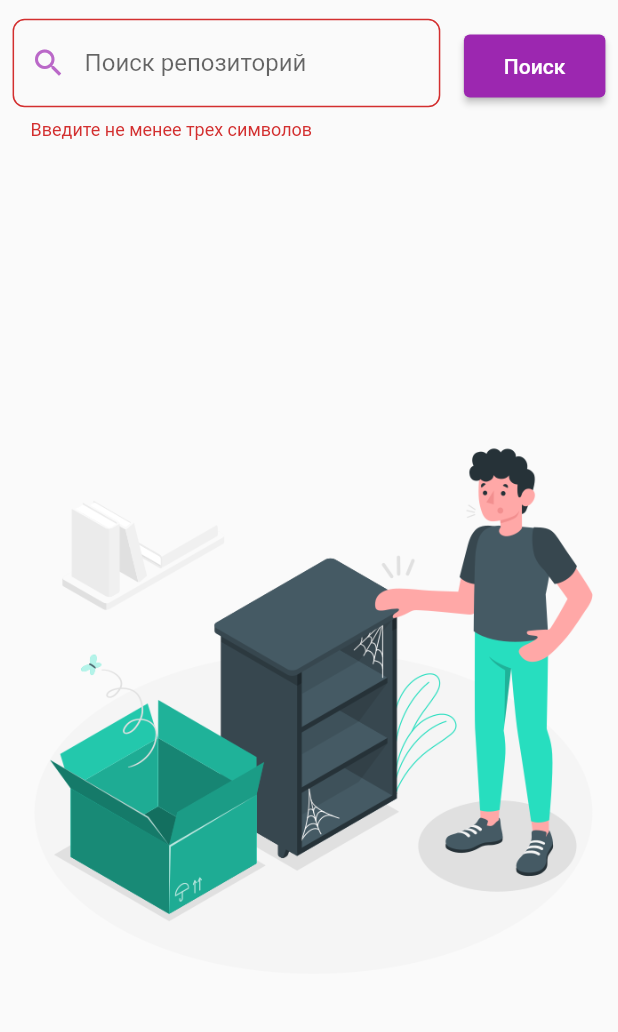
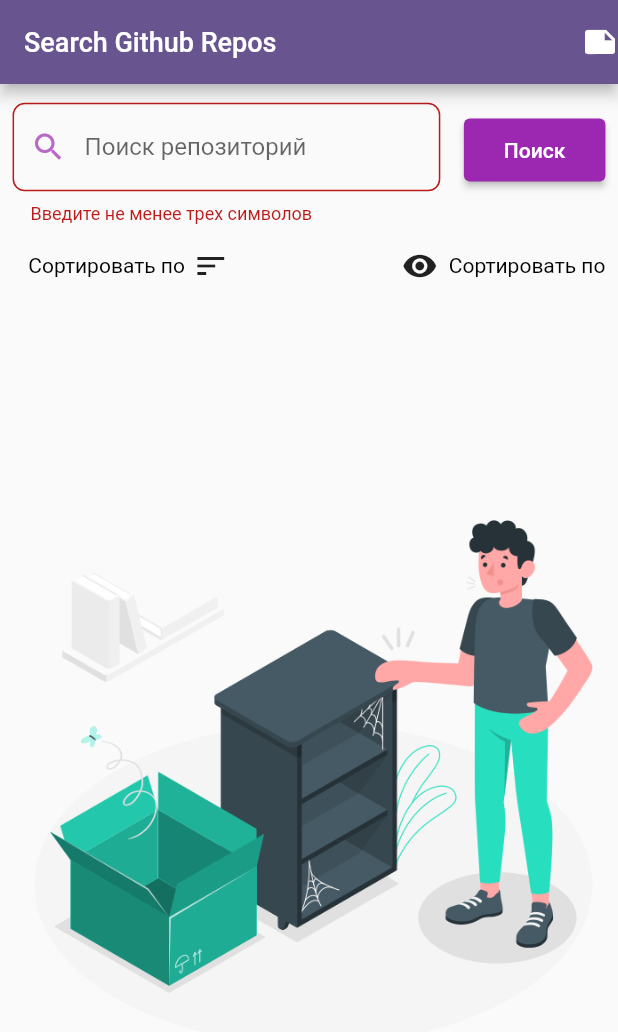
Before and after one commit to UKhurshed/search_github_repos, a Flutter app: the screen it shows after launch, after a tap on "Поиск", on a phone screen of 412 x 824 dp. Shown: the top 1032 px of the screen. Run offline on Flutter 3.47's test engine with Material 2 defaults, Android fonts, the phone set to English and light mode, and no system bars; our stand-ins replace bloc, bloc_concurrency, dio, flutter_bloc, freezed_annotation, get_it and 1 more; missing offline and left inert: drift_db_viewer, flutter_inappwebview; accounts and stored records are empty; generated files the repository leaves out were written again.

```diff
--- a/lib/core/dependencies/service_locator.dart
+++ b/lib/core/dependencies/service_locator.dart
@@ -1,17 +1,36 @@
 import 'package:flutter/cupertino.dart';
 import 'package:flutter_gen/gen_l10n/app_localizations.dart';
 import 'package:get_it/get_it.dart';
+import 'package:search_github_repos/core/database/search_repos_database.dart';
 import 'package:search_github_repos/screens/home/bloc/search_repositories/search_repositories_bloc.dart';
+import 'package:search_github_repos/screens/home/data/repository/search_repos_dao_repository.dart';
 import 'package:search_github_repos/screens/home/data/repository/search_repositories.dart';
 
 final getIt = GetIt.instance;
 
 class ServiceLocator {
+  static ServiceLocator? _internalSingleton;
+
+  factory ServiceLocator() => _internalSingleton ??= ServiceLocator._internal();
+
+  ServiceLocator._internal();
+
+  static ServiceLocator get instance => _internalSingleton!;
+
+  static ServiceLocator get I => _internalSingleton!;
+
   void registerDependency(BuildContext context) {
+    getIt.registerLazySingleton<SearchReposDatabase>(
+        () => SearchReposDatabase());
     getIt.registerSingleton<AppLocalizations>(AppLocalizations.of(context)!);
-    getIt.registerFactory(
-        () => SearchRepositoriesBloc(searchRepositories: getIt()));
     getIt.registerLazySingleton<SearchRepositories>(
         () => SearchRepositoriesImpl());
+    getIt.registerLazySingleton<SearchReposDAORepository>(() =>
+        SearchReposDAORepositoryImpl(
+            searchReposDao: ServiceLocator.I.searchDatabase.searchReposDao));
+    getIt.registerFactory(() => SearchRepositoriesBloc(
+        searchRepositories: getIt(), searchReposDAORepository: getIt()));
   }
+
+  SearchReposDatabase get searchDatabase => getIt<SearchReposDatabase>();
 }
--- a/lib/core/l10n/app_en.arb
+++ b/lib/core/l10n/app_en.arb
@@ -16,5 +16,6 @@
   "close": "Close",
   "search": "Search",
   "requiredThreeCharacters": "Enter at least three characters",
-  "noDescription": "No description"
+  "noDescription": "No description",
+  "sortBy": "SortBy"
 }
--- a/lib/core/l10n/app_ru.arb
+++ b/lib/core/l10n/app_ru.arb
@@ -16,5 +16,6 @@
   "close": "Закрыть",
   "search": "Поиск",
   "requiredThreeCharacters": "Введите не менее трех символов",
-  "noDescription": "Нет описания"
+  "noDescription": "Нет описания",
+  "sortBy": "Сортировать по"
 }
--- a/lib/main.dart
+++ b/lib/main.dart
@@ -24,6 +24,8 @@ class App extends StatelessWidget {
       child: MaterialApp.router(
         title: 'Search Github repos',
         locale: const Locale('ru', 'Ru'),
+        theme: ThemeData(
+            colorScheme: ColorScheme.fromSeed(seedColor: Colors.deepPurple)),
         localizationsDelegates: AppLocalizations.localizationsDelegates,
         supportedLocales: AppLocalizations.supportedLocales,
         routeInformationProvider: AppRouter.router.routeInformationProvider,
--- a/lib/screens/home/bloc/search_repositories/search_repositories_bloc.dart
+++ b/lib/screens/home/bloc/search_repositories/search_repositories_bloc.dart
@@ -1,35 +1,85 @@
 import 'dart:async';
 
 import 'package:bloc/bloc.dart';
+import 'package:bloc_concurrency/bloc_concurrency.dart';
 import 'package:meta/meta.dart';
-import 'package:search_github_repos/screens/home/data/model/search_repositories_model.dart';
+import 'package:search_github_repos/screens/home/data/repository/search_repos_dao_repository.dart';
 import 'package:search_github_repos/screens/home/data/repository/search_repositories.dart';
+import 'package:freezed_annotation/freezed_annotation.dart';
 
 part 'search_repositories_event.dart';
+
+part 'search_repositories_bloc.freezed.dart';
 
 part 'search_repositories_state.dart';
 
 class SearchRepositoriesBloc
     extends Bloc<SearchRepositoriesEvent, SearchRepositoriesState> {
   final SearchRepositories searchRepositories;
+  final SearchReposDAORepository searchReposDAORepository;
 
-  SearchRepositoriesBloc({required this.searchRepositories})
+  late StreamSubscription<List<ViewData>> _searchReposSubscription;
+
+  SearchRepositoriesBloc(
+      {required this.searchRepositories,
+      required this.searchReposDAORepository})
       : super(SearchRepositoriesInitial()) {
-    on<SearchRepositoriesByQuery>(_mapSearchRepositories);
-    on<ClearState>(_mapClearState);
+    _searchReposSubscription =
+        searchReposDAORepository.searchRepos.listen((event) {
+      add(SearchRepositoriesEvent.updateSearchReposList(list: event));
+    });
+    on<SearchRepositoriesEvent>((event, emit) async {
+      await event.map<Future<void>>(
+        searchRepositoriesByQuery: (event) =>
+            _mapSearchRepositories(event, emit),
+        sortBy: (event) => _sortSearchRepos(event, emit),
+        updateSearchReposList: (event) => _mapUpdateSearchRepos(event, emit),
+        clearState: (event) => _mapClearState(event, emit),
+      );
+    }, transformer: sequential());
   }
 
-  _mapSearchRepositories(event, emit) async {
+  _mapSearchRepositories(SearchRepositoriesByQuery event,
+      final Emitter<SearchRepositoriesState> emit) async {
     emit(SearchRepositoriesProgress());
     final result = await searchRepositories.searchBySubject(event.query);
     if (result.errorMessage != null) {
       emit(SearchRepositoriesFailure(errorMessage: result.errorMessage!));
     } else {
-      emit(SearchRepositoriesSuccess(searchRepositoriesModel: result.response));
+      try {
+        await searchReposDAORepository.savedSearchRepos(result.response);
+        _searchReposSubscription =
+            searchReposDAORepository.searchRepos.listen((event) {
+          add(SearchRepositoriesEvent.updateSearchReposList(list: event));
+        });
+      } on Exception catch (err, stackTrace) {
+        emit(SearchRepositoriesFailure(errorMessage: stackTrace.toString()));
+      }
     }
   }
 
-  _mapClearState(event, emit) {
+  _sortSearchRepos(
+      SortBy event, final Emitter<SearchRepositoriesState> emit) async {
+    emit(SearchRepositoriesProgress());
+    final result =
+        await searchReposDAORepository.sortingSearchRepos(event.searchSort);
+    add(UpdateSearchReposList(list: result));
+  }
+
+  _mapUpdateSearchRepos(UpdateSearchReposList event,
+      final Emitter<SearchRepositoriesState> emit) async {
+    emit(SearchRepositoriesProgress());
+    emit(SearchRepositoriesSuccess(listItem: event.list));
+  }
+
+  _mapClearState(
+      ClearState event, final Emitter<SearchRepositoriesState> emit) {
     emit(SearchRepositoriesInitial());
   }
+
+  @override
+  Future<void> close() {
+    _searchReposSubscription.cancel();
+    return super.close();
+  }
 }
--- a/lib/screens/home/bloc/search_repositories/search_repositories_event.dart
+++ b/lib/screens/home/bloc/search_repositories/search_repositories_event.dart
@@ -1,12 +1,28 @@
 part of 'search_repositories_bloc.dart';
 
-@immutable
-abstract class SearchRepositoriesEvent {}
+// @immutable
+// abstract class SearchRepositoriesEvent {}
+//
+// class SearchRepositoriesByQuery extends SearchRepositoriesEvent {
+//   final String query;
+//
+//   SearchRepositoriesByQuery({required this.query});
+// }
+//
+// class ClearState extends SearchRepositoriesEvent{}
 
-class SearchRepositoriesByQuery extends SearchRepositoriesEvent {
-  final String query;
+@freezed
+class SearchRepositoriesEvent with _$SearchRepositoriesEvent {
+  const factory SearchRepositoriesEvent.searchRepositoriesByQuery(
+      {required String query}) = SearchRepositoriesByQuery;
 
-  SearchRepositoriesByQuery({required this.query});
+  const factory SearchRepositoriesEvent.updateSearchReposList(
+      {required List<ViewData> list}) = UpdateSearchReposList;
+
+  const factory SearchRepositoriesEvent.sortBy(
+      {required SearchSort searchSort}) = SortBy;
+
+  const factory SearchRepositoriesEvent.clearState() = ClearState;
 }
 
-class ClearState extends SearchRepositoriesEvent{}
+enum SearchSort { stars, watchers }
--- a/lib/screens/home/bloc/search_repositories/search_repositories_state.dart
+++ b/lib/screens/home/bloc/search_repositories/search_repositories_state.dart
@@ -8,9 +8,9 @@ class SearchRepositoriesInitial extends SearchRepositoriesState {}
 class SearchRepositoriesProgress extends SearchRepositoriesState {}
 
 class SearchRepositoriesSuccess extends SearchRepositoriesState {
-  final SearchRepositoriesModel searchRepositoriesModel;
+  final List<ViewData> listItem;
 
-  SearchRepositoriesSuccess({required this.searchRepositoriesModel});
+  SearchRepositoriesSuccess({required this.listItem});
 }
 
 class SearchRepositoriesFailure extends SearchRepositoriesState {
--- a/lib/screens/home/data/repository/search_repositories.dart
+++ b/lib/screens/home/data/repository/search_repositories.dart
@@ -16,8 +16,20 @@ class SearchRepositoriesImpl implements SearchRepositories {
       final searchResponse =
           await API().dio.get('search/repositories?q=$query');
       log('searchResponse: ${searchResponse.statusCode} & ${searchResponse.data}');
-      return ResponseFromRequest(
-          response: SearchRepositoriesModel.fromJson(searchResponse.data));
+      final result = SearchRepositoriesModel.fromJson(searchResponse.data);
+      List<ViewData> viewData = [];
+      for (var item in result.items) {
+        ViewData view = ViewData(
+            id: item.id,
+            avatarURL: item.owner?.avatarUrl,
+            fullName: item.fullName,
+            description: item.description,
+            stargazersCount: item.stargazersCount,
+            watchersCount: item.watchersCount,
+            htmlURL: item.htmlUrl);
+        viewData.add(view);
+      }
+      return ResponseFromRequest(response: viewData);
     } on DioException catch (error) {
       final errorMessage = DioExceptions.fromDioError(error);
       log('SearchRepositoriesImpl DioError: $errorMessage');
@@ -35,3 +47,22 @@ class ResponseFromRequest {
 
   ResponseFromRequest({this.response, this.errorMessage});
 }
+
+class ViewData {
+  final int id;
+  final String? avatarURL;
+  final String? fullName;
+  final String? htmlURL;
+  final String? description;
+  final int? stargazersCount;
+  final int? watchersCount;
+
+  ViewData(
+      {required this.id,
+      required this.avatarURL,
+      required this.fullName,
+      required this.htmlURL,
+      required this.description,
+      required this.stargazersCount,
+      required this.watchersCount});
+}
--- a/lib/screens/home/home_screen.dart
+++ b/lib/screens/home/home_screen.dart
@@ -1,19 +1,20 @@
-import 'dart:developer';
-
+import 'package:drift_db_viewer/drift_db_viewer.dart';
 import 'package:flutter/material.dart';
+import 'package:get_it/get_it.dart';
+import 'package:search_github_repos/core/database/search_repos_database.dart';
 import 'package:search_github_repos/core/extensions/screen_size.dart';
 import 'package:search_github_repos/core/route/app_route.dart';
 import 'package:search_github_repos/core/route/route_names.dart';
 import 'package:search_github_repos/screens/home/bloc/search_repositories/search_repositories_bloc.dart';
 import 'package:flutter_bloc/flutter_bloc.dart';
+import 'package:search_github_repos/screens/home/data/repository/search_repositories.dart';
 import 'package:search_github_repos/screens/home/widgets/card_avatar.dart';
 import 'package:search_github_repos/screens/home/widgets/failure_dialog.dart';
 import 'package:search_github_repos/screens/home/widgets/name_and_description.dart';
 import 'package:search_github_repos/screens/home/widgets/no_data_view.dart';
 import 'package:search_github_repos/screens/home/widgets/search_textfield.dart';
 import 'package:search_github_repos/screens/home/widgets/stars_and_watchers.dart';
-
-import 'data/model/search_repositories_model.dart';
+import 'package:flutter_gen/gen_l10n/app_localizations.dart';
 
 class HomeScreen extends StatelessWidget {
   const HomeScreen({super.key});
@@ -21,13 +22,65 @@ class HomeScreen extends StatelessWidget {
   @override
   Widget build(BuildContext context) {
     return Scaffold(
+        appBar: AppBar(
+          title: Text(GetIt.I.get<AppLocalizations>().projectName,
+              style: const TextStyle(fontSize: 18)),
+          actions: [
+            InkWell(
+                onTap: () {
+                  Navigator.of(context).push(MaterialPageRoute(
+                      builder: (context) =>
+                          DriftDbViewer(GetIt.I.get<SearchReposDatabase>())));
+                },
+                child: const Icon(Icons.note))
+          ],
+        ),
         body: SafeArea(
           child: Padding(
             padding: EdgeInsets.symmetric(horizontal: context.appWidth * 8.w),
             child: Column(
+              crossAxisAlignment: CrossAxisAlignment.start,
               children: [
                 SizedBox(height: context.appHeight * 12.h),
                 const SearchTextField(),
+                SizedBox(height: context.appHeight * 15.h),
+                Padding(
+                    padding: EdgeInsets.only(left: context.appWidth * 10.w),
+                    child: Row(
+                      mainAxisAlignment: MainAxisAlignment.spaceBetween,
+                      children: [
+                        InkWell(
+                          onTap: () {
+                            BlocProvider.of<SearchRepositoriesBloc>(context)
+                                .add(
+                                    const SortBy(searchSort: SearchSort.stars));
+                          },
+                          child: Row(
+                            children: [
+                              Text(GetIt.I.get<AppLocalizations>().sortBy,
+                                  style: const TextStyle(color: Colors.black)),
+                              SizedBox(width: context.appWidth * 5.w),
+                              const Icon(Icons.sort)
+                            ],
+                          ),
+                        ),
+                        InkWell(
+                            onTap: () {
+                              BlocProvider.of<SearchRepositoriesBloc>(context)
+                                  .add(const SortBy(
+                                      searchSort: SearchSort.watchers));
+                            },
+                            child: Row(
+                              children: [
+                                const Icon(Icons.remove_red_eye),
+                                SizedBox(width: context.appWidth * 7.w),
+                                Text(GetIt.I.get<AppLocalizations>().sortBy,
+                                    style:
+                                        const TextStyle(color: Colors.black)),
+                              ],
+                            )),
+                      ],
+                    )),
                 SizedBox(height: context.appHeight * 20.h),
                 BlocConsumer<SearchRepositoriesBloc, SearchRepositoriesState>(
                   listener: (context, state) {
@@ -35,7 +88,8 @@ class HomeScreen extends StatelessWidget {
                       showDialog(
                           context: context,
                           builder: (BuildContext dlgContext) {
-                        return FailureDialog(errorMessage: state.errorMessage);
+                            return FailureDialog(
+                                errorMessage: state.errorMessage);
                           });
                     }
                   },
@@ -46,8 +100,7 @@ class HomeScreen extends StatelessWidget {
                       return const Expanded(
                           child: Center(child: CircularProgressIndicator()));
                     } else if (state is SearchRepositoriesSuccess) {
-                  return ListOfRepositories(
-                      searchRepositoriesModel: state.searchRepositoriesModel);
+                      return ListOfRepositories(listItem: state.listItem);
                     } else {
                       return Container();
                     }
@@ -61,19 +114,18 @@ class HomeScreen extends StatelessWidget {
 }
 
 class ListOfRepositories extends StatefulWidget {
-  final SearchRepositoriesModel searchRepositoriesModel;
+  final List<ViewData> listItem;
 
-  const ListOfRepositories({super.key, required this.searchRepositoriesModel});
+  const ListOfRepositories({super.key, required this.listItem});
 
   @override
   State<ListOfRepositories> createState() => _ListOfRepositoriesState();
 }
 
 class _ListOfRepositoriesState extends State<ListOfRepositories> {
+  List<ViewData> get itemList => widget.listItem;
 
-  List<Item> get itemList => widget.searchRepositoriesModel.items;
-
-  List<Item> currentList = [];
+  List<ViewData> currentList = [];
 
   @override
   void initState() {
@@ -83,7 +135,7 @@ class _ListOfRepositoriesState extends State<ListOfRepositories> {
 
   void _updateItem(int oldIndex, int newIndex) {
     if (newIndex > oldIndex) {
-      newIndex -= 1;
+      newIndex--;
     }
     final localItem = currentList.removeAt(oldIndex);
     currentList.insert(newIndex, localItem);
@@ -93,6 +145,7 @@ class _ListOfRepositoriesState extends State<ListOfRepositories> {
   Widget build(BuildContext context) {
     return Expanded(
       child: ReorderableListView(
+          shrinkWrap: true,
           onReorder: (int oldIndex, int newIndex) {
             setState(() {
               _updateItem(oldIndex, newIndex);
@@ -109,9 +162,7 @@ class _ListOfRepositoriesState extends State<ListOfRepositories> {
                   key: ValueKey('search: ${item.id}'),
                   onTap: () {
                     AppRouter.router.pushNamed(RouteNames.repositoryHtmlUrl,
-                        queryParameters: {
-                          'htmlUrl': item.owner?.htmlUrl ?? ""
-                        });
+                        queryParameters: {'htmlUrl': item.htmlURL ?? ""});
                   },
                   child: Padding(
                     padding:
@@ -126,10 +177,9 @@ class _ListOfRepositoriesState extends State<ListOfRepositories> {
                             horizontal: context.appWidth * 10.w),
                         child: Row(
                           children: [
-                            item.owner?.avatarUrl == null
+                            item.avatarURL == null
                                 ? const EmptyAvatar()
-                                : AvatarWithUrl(
-                                    url: item.owner?.avatarUrl ?? ""),
+                                : AvatarWithUrl(url: item.avatarURL ?? ""),
                             SizedBox(width: context.appWidth * 10.w),
                             NameAndDescription(item: item),
                             SizedBox(width: context.appWidth * 15.w),
--- a/lib/screens/home/widgets/name_and_description.dart
+++ b/lib/screens/home/widgets/name_and_description.dart
@@ -1,9 +1,10 @@
 import 'package:flutter/material.dart';
 import 'package:search_github_repos/core/extensions/screen_size.dart';
 import 'package:search_github_repos/screens/home/data/model/search_repositories_model.dart';
+import 'package:search_github_repos/screens/home/data/repository/search_repositories.dart';
 
 class NameAndDescription extends StatelessWidget {
-  final Item item;
+  final ViewData item;
 
   const NameAndDescription({super.key, required this.item});
 
--- a/lib/screens/home/widgets/stars_and_watchers.dart
+++ b/lib/screens/home/widgets/stars_and_watchers.dart
@@ -1,9 +1,10 @@
 import 'package:flutter/material.dart';
 import 'package:search_github_repos/core/extensions/screen_size.dart';
 import 'package:search_github_repos/screens/home/data/model/search_repositories_model.dart';
+import 'package:search_github_repos/screens/home/data/repository/search_repositories.dart';
 
 class StarsAndWatchers extends StatelessWidget {
-  final Item item;
+  final ViewData item;
 
   const StarsAndWatchers({super.key, required this.item});
 
```
Also changed, not shown: pubspec.yaml (+10 -0 lines), pubspec.lock. Lines whose indentation alone changed are shown as unchanged.
